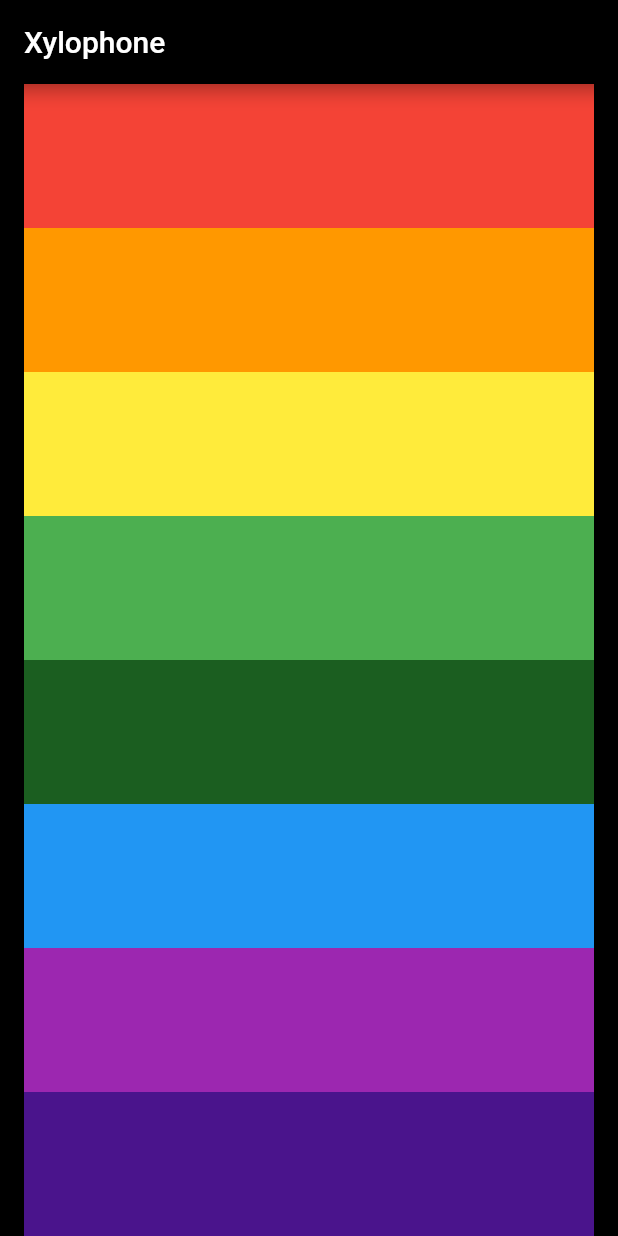
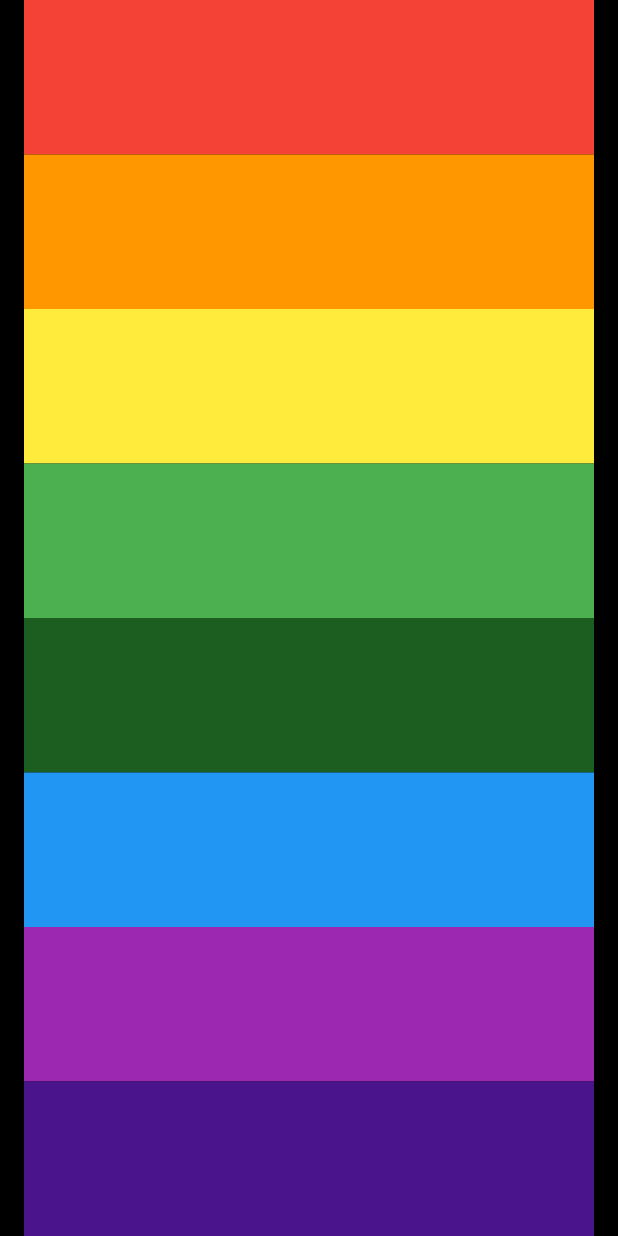
Before and after one commit to ghigbie/flutter-xylophone, a Flutter app: the screen it shows after launch, on a phone screen of 412 x 824 dp. Run offline on Flutter 3.47's test engine with Material 2 defaults, Android fonts, the phone set to English and light mode, and no system bars; our stand-ins replace audioplayers.

Commit message:
Remove app bar

```diff
--- a/lib/main.dart
+++ b/lib/main.dart
@@ -11,10 +11,6 @@ class Xylophone extends StatelessWidget {
     return MaterialApp(
       home: Scaffold(
         backgroundColor: Colors.black,
-        appBar: AppBar(
-          title: Text(APP_TITLE_MESSAGE),
-          backgroundColor: Colors.black,
-        ),
         body: SafeArea(
           child: HomeXylophone(),
         ),
```
